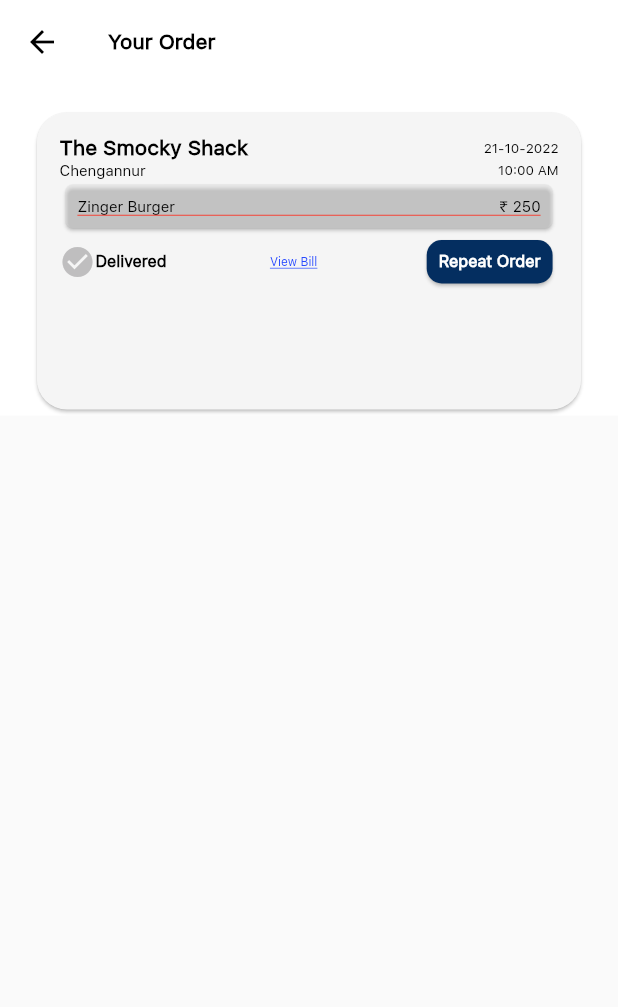
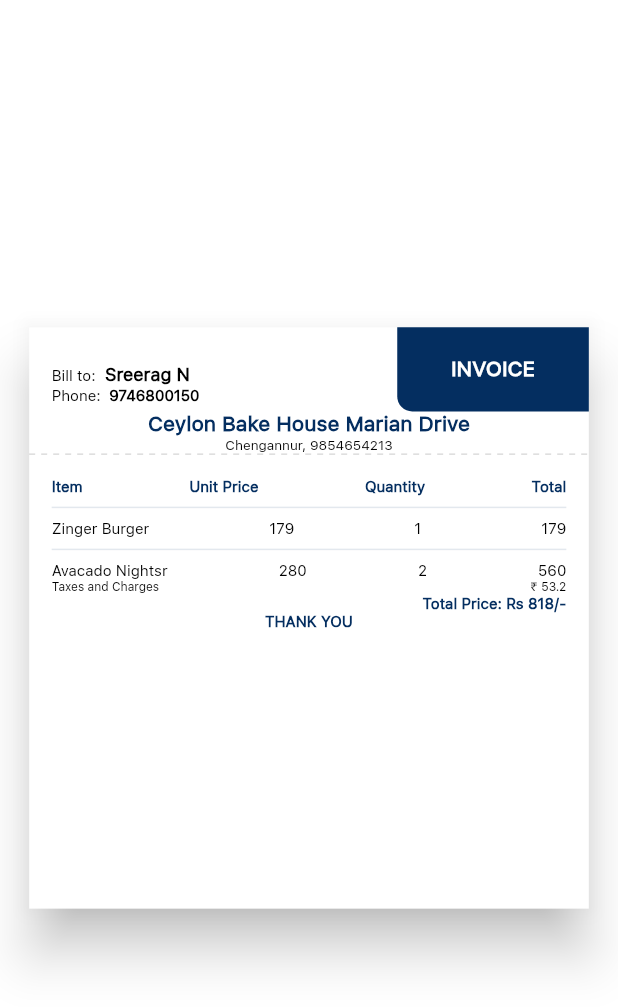
Before and after one commit to jyothir10/eatplek, a Flutter app: the screen it shows after launch, on a phone screen of 412 x 824 dp. Shown: the top 1007 px of the screen. Run offline on Flutter 3.47's test engine with Material 2 defaults, Android fonts, the phone set to English and light mode, and no system bars; drawn by our look-alikes of dotted_line; our stand-ins replace easy_splash_screen, flutter_styled_toast, pin_code_fields, toast.

Commit message:
InvoiceScreen.dart

```diff
--- /dev/null
+++ b/lib/Components/OrderHistoryListCard.dart
@@ -0,0 +1,49 @@
+import 'package:flutter/material.dart';
+
+class OrderHistoryListCard extends StatelessWidget {
+  final String name;
+  final String rate;
+  const OrderHistoryListCard({
+    Key? key,
+    required this.name,
+    required this.rate
+  }) : super(key: key);
+
+  @override
+  Widget build(BuildContext context) {
+    return Column(
+      children: [
+        Padding(
+          padding: const EdgeInsets.symmetric(vertical: 10),
+          child: Row(
+            mainAxisAlignment: MainAxisAlignment.spaceBetween,
+            children: [
+              // Zinger Burger
+              Text(name,
+                  style: const TextStyle(
+                      color: Color(0xff000000),
+                      fontWeight: FontWeight.w400,
+                      fontFamily: "SFUIText",
+                      fontStyle: FontStyle.normal,
+                      fontSize: 10.0),
+                  textAlign: TextAlign.left),
+              // ₹ 250
+              Text(rate,
+                  style: const TextStyle(
+                      color: Color(0xff000000),
+                      fontWeight: FontWeight.w400,
+                      fontFamily: "SFUIText",
+                      fontStyle: FontStyle.normal,
+                      fontSize: 10.0),
+                  textAlign: TextAlign.left)
+            ],
+          ),
+        ),
+        const Divider(
+          height: 1,
+          color: Color(0xff0f000000),
+        ),
+      ],
+    );
+  }
+}
--- /dev/null
+++ b/lib/Screens/InvoiceScreen.dart
@@ -0,0 +1,345 @@
+import 'package:flutter/material.dart';
+import 'package:dotted_line/dotted_line.dart';
+
+class InvoiceScreen extends StatefulWidget {
+  static const String id = '/invoice';
+  const InvoiceScreen({Key? key}) : super(key: key);
+
+  @override
+  State<InvoiceScreen> createState() => _InvoiceScreenState();
+}
+
+class _InvoiceScreenState extends State<InvoiceScreen> {
+  @override
+  Widget build(BuildContext context) {
+    return SafeArea(
+      child: Container(
+        color: Colors.white,
+        child: Center(
+          child: SizedBox(
+            height: MediaQuery.of(context).size.height * .48,
+            width: MediaQuery.of(context).size.width * .925,
+            child: Card(
+              elevation: 15,
+              color: Colors.white,
+              shape: RoundedRectangleBorder(
+                borderRadius: BorderRadius.circular(0),
+              ),
+              child: Column(
+                children: [
+                  Row(
+                    mainAxisAlignment: MainAxisAlignment.spaceBetween,
+                    children: [
+                      Padding(
+                        padding: const EdgeInsets.only(left: 15),
+                        child: Column(
+                          crossAxisAlignment: CrossAxisAlignment.start,
+                          children: [
+                            const SizedBox(
+                              height: 20,
+                            ),
+                            Row(
+                              children: const [
+                                // Bill to:
+                                Text("Bill to: ",
+                                    style: TextStyle(
+                                        color: Color(0xff000000),
+                                        fontWeight: FontWeight.w400,
+                                        fontFamily: "SFUIText",
+                                        fontStyle: FontStyle.normal,
+                                        fontSize: 10.0),
+                                    textAlign: TextAlign.left),
+                                // Sreerag N
+                                Text(" Sreerag N",
+                                    style: TextStyle(
+                                        color: Color(0xff000000),
+                                        fontWeight: FontWeight.w600,
+                                        fontFamily: "SFUIText",
+                                        fontStyle: FontStyle.normal,
+                                        fontSize: 12.0),
+                                    textAlign: TextAlign.left)
+                              ],
+                            ),
+                            Row(
+                              children: const [
+                                // Phone:
+                                Text("Phone: ",
+                                    style: TextStyle(
+                                        color: Color(0xff000000),
+                                        fontWeight: FontWeight.w400,
+                                        fontFamily: "SFUIText",
+                                        fontStyle: FontStyle.normal,
+                                        fontSize: 10.0),
+                                    textAlign: TextAlign.left),
+                                // 9746800150
+                                Text(" 9746800150",
+                                    style: TextStyle(
+                                        color: const Color(0xff000000),
+                                        fontWeight: FontWeight.w600,
+                                        fontFamily: "SFUIText",
+                                        fontStyle: FontStyle.normal,
+                                        fontSize: 10.0),
+                                    textAlign: TextAlign.left),
+                              ],
+                            ),
+                          ],
+                        ),
+                      ),
+                      Container(
+                        decoration: const BoxDecoration(
+                          color: Color(0xff042e60),
+                          borderRadius: BorderRadius.only(
+                            bottomLeft: Radius.circular(10),
+                          ),
+                        ),
+                        height: MediaQuery.of(context).size.height * .068,
+                        width: MediaQuery.of(context).size.width * .31,
+                        child: const Center(
+                          child: Text("INVOICE",
+                              style: TextStyle(
+                                  color: Color(0xffffffff),
+                                  fontWeight: FontWeight.w700,
+                                  fontFamily: "SFUIText",
+                                  fontStyle: FontStyle.normal,
+                                  fontSize: 14.0),
+                              textAlign: TextAlign.left),
+                        ),
+                      ),
+                    ],
+                  ),
+                  const Text("Ceylon Bake House Marian Drive",
+                      style: TextStyle(
+                          color: Color(0xff042e60),
+                          fontWeight: FontWeight.w700,
+                          fontFamily: "SFUIText",
+                          fontStyle: FontStyle.normal,
+                          fontSize: 14.0),
+                      textAlign:
+                          TextAlign.left), // Ceylon Bake House Marian Drive
+                  Row(
+                    mainAxisAlignment: MainAxisAlignment.center,
+                    children: const [
+                      Text("Chengannur, ",
+                          style: TextStyle(
+                              color: Color(0xff000000),
+                              fontWeight: FontWeight.w400,
+                              fontFamily: "SFUIText",
+                              fontStyle: FontStyle.normal,
+                              fontSize: 9.0),
+                          textAlign: TextAlign.left),
+                      // 9854654213
+                      Text("9854654213",
+                          style: TextStyle(
+                              color: Color(0xff000000),
+                              fontWeight: FontWeight.w400,
+                              fontFamily: "SFUIText",
+                              fontStyle: FontStyle.normal,
+                              fontSize: 9.0),
+                          textAlign: TextAlign.left)
+                    ],
+                  ), // Chengannur,
+                  const DottedLine(
+                    direction: Axis.horizontal,
+                    dashColor: Color(0xff23000000),
+                  ),
+                  Padding(
+                    padding: const EdgeInsets.all(15.0),
+                    child: Column(
+                      children: [
+                        Row(
+                          mainAxisAlignment: MainAxisAlignment.spaceBetween,
+                          children: const [
+                            Text("Item",
+                                style: TextStyle(
+                                    color: Color(0xff042e60),
+                                    fontWeight: FontWeight.w600,
+                                    fontFamily: "SFUIText",
+                                    fontStyle: FontStyle.normal,
+                                    fontSize: 10.0),
+                                textAlign: TextAlign.left), // Item
+                            Text("Unit Price",
+                                style: TextStyle(
+                                    color: Color(0xff042e60),
+                                    fontWeight: FontWeight.w600,
+                                    fontFamily: "SFUIText",
+                                    fontStyle: FontStyle.normal,
+                                    fontSize: 10.0),
+                                textAlign: TextAlign.left), // Unit Price
+                            Text("Quantity",
+                                style: const TextStyle(
+                                    color: const Color(0xff042e60),
+                                    fontWeight: FontWeight.w600,
+                                    fontFamily: "SFUIText",
+                                    fontStyle: FontStyle.normal,
+                                    fontSize: 10.0),
+                                textAlign: TextAlign.left), // Quantity
+                            Text("Total",
+                                style: const TextStyle(
+                                    color: const Color(0xff042e60),
+                                    fontWeight: FontWeight.w600,
+                                    fontFamily: "SFUIText",
+                                    fontStyle: FontStyle.normal,
+                                    fontSize: 10.0),
+                                textAlign: TextAlign.left), // Total
+                          ],
+                        ),
+                        const Divider(
+                          color: Color(0xff1c042e60),
+                          thickness: 1,
+                        ),
+                        Row(
+                          mainAxisAlignment: MainAxisAlignment.spaceBetween,
+                          children: const [
+                            Text("Zinger Burger",
+                                style: TextStyle(
+                                    color: Color(0xff000000),
+                                    fontWeight: FontWeight.w400,
+                                    fontFamily: "SFUIText",
+                                    fontStyle: FontStyle.normal,
+                                    fontSize: 10.0),
+                                textAlign: TextAlign.left), // Zinger Burger
+                            Text("179",
+                                style: TextStyle(
+                                    color: Color(0xff000000),
+                                    fontWeight: FontWeight.w400,
+                                    fontFamily: "SFUIText",
+                                    fontStyle: FontStyle.normal,
+                                    fontSize: 10.0),
+                                textAlign: TextAlign.left), // 179
+                            Text("1",
+                                style: TextStyle(
+                                    color: const Color(0xff000000),
+                                    fontWeight: FontWeight.w400,
+                                    fontFamily: "SFUIText",
+                                    fontStyle: FontStyle.normal,
+                                    fontSize: 10.0),
+                                textAlign: TextAlign.left), // 1
+                            Text("179",
+                                style: const TextStyle(
+                                    color: const Color(0xff000000),
+                                    fontWeight: FontWeight.w400,
+                                    fontFamily: "SFUIText",
+                                    fontStyle: FontStyle.normal,
+                                    fontSize: 10.0),
+                                textAlign: TextAlign.left)// 179
+                          ],
+                        ),
+                        const Divider(
+                          color: Color(0xff1c042e60),
+                          thickness: 1,
+                        ),
+                        Row(
+                          mainAxisAlignment: MainAxisAlignment.spaceBetween,
+                          children: const [
+                            Text("Avacado Nightsr",
+                                style: TextStyle(
+                                    color: Color(0xff000000),
+                                    fontWeight: FontWeight.w400,
+                                    fontFamily: "SFUIText",
+                                    fontStyle: FontStyle.normal,
+                                    fontSize: 10.0),
+                                textAlign: TextAlign.left), // Zinger Burger
+                            Text("280",
+                                style: TextStyle(
+                                    color: Color(0xff000000),
+                                    fontWeight: FontWeight.w400,
+                                    fontFamily: "SFUIText",
+                                    fontStyle: FontStyle.normal,
+                                    fontSize: 10.0),
+                                textAlign: TextAlign.left), // 179
+                            Text("2",
+                                style: TextStyle(
+                                    color: const Color(0xff000000),
+                                    fontWeight: FontWeight.w400,
+                                    fontFamily: "SFUIText",
+                                    fontStyle: FontStyle.normal,
+                                    fontSize: 10.0),
+                                textAlign: TextAlign.left), // 1
+                            Text("560",
+                                style: TextStyle(
+                                    color: const Color(0xff000000),
+                                    fontWeight: FontWeight.w400,
+                                    fontFamily: "SFUIText",
+                                    fontStyle: FontStyle.normal,
+                                    fontSize: 10.0),
+                                textAlign: TextAlign.left)// 179
+                          ],
+                        ),
+                        Row(
+                          mainAxisAlignment: MainAxisAlignment.spaceBetween,
+                          children: const [
+                            Text(
+                                "Taxes and Charges",
+                                style: TextStyle(
+                                    color:  Color(0xff000000),
+                                    fontWeight: FontWeight.w500,
+                                    fontFamily: "SFUIText",
+                                    fontStyle:  FontStyle.normal,
+                                    fontSize: 8.0
+                                ),
+                                textAlign: TextAlign.left
+                            ),// Taxes and Charges
+                            Text(
+                                "₹ 53.2",
+                                style: TextStyle(
+                                    color:  Color(0xff000000),
+                                    fontWeight: FontWeight.w500,
+                                    fontFamily: "SFUIText",
+                                    fontStyle:  FontStyle.normal,
+                                    fontSize: 8.0
+                                ),
+                                textAlign: TextAlign.left
+                            ),// ₹ 53.2
+                          ],
+                        ),
+                        Row(
+                          mainAxisAlignment: MainAxisAlignment.end,
+                          children: const [
+                            Text(
+                                "Total Price: Rs ",
+                                style: TextStyle(
+                                    color:  Color(0xff042e60),
+                                    fontWeight: FontWeight.w700,
+                                    fontFamily: "SFUIText",
+                                    fontStyle:  FontStyle.normal,
+                                    fontSize: 10.0
+                                ),
+                                textAlign: TextAlign.left
+                            ),
+                            Text(
+                                "818/-",
+                                style: TextStyle(
+                                    color:  Color(0xff042e60),
+                                    fontWeight: FontWeight.w700,
+                                    fontFamily: "SFUIText",
+                                    fontStyle:  FontStyle.normal,
+                                    fontSize: 10.0
+                                ),
+                                textAlign: TextAlign.left
+                            ),// Total Price: Rs 818/-
+                          ],
+                        ),
+                        // THANK YOU
+                        const Text(
+                            "THANK YOU",
+                            style: TextStyle(
+                                color:  Color(0xff042e60),
+                                fontWeight: FontWeight.w900,
+                                fontFamily: "SFUIText",
+                                fontStyle:  FontStyle.normal,
+                                fontSize: 10.0
+                            ),
+                            textAlign: TextAlign.left
+                        )
+                      ],
+                    ),
+                  )
+                ],
+              ),
+            ),
+          ),
+        ),
+      ),
+    );
+  }
+}
--- a/lib/Screens/OrderHistoryScreen.dart
+++ b/lib/Screens/OrderHistoryScreen.dart
@@ -1,4 +1,5 @@
 import 'package:flutter/material.dart';
+import 'package:eatplek/Components/OrderHistoryListCard.dart';
 
 class OrderHistoryScreen extends StatefulWidget {
   static const String id = '/history';
@@ -41,7 +42,7 @@ class _OrderHistoryScreenState extends State<OrderHistoryScreen> {
               Padding(
                 padding: const EdgeInsets.only(top: 15),
                 child: Container(
-                  height: MediaQuery.of(context).size.height * .25,
+                  height: MediaQuery.of(context).size.height * .27,
                   width: MediaQuery.of(context).size.width * .9,
                   child: Card(
                     shape: RoundedRectangleBorder(
@@ -51,6 +52,9 @@ class _OrderHistoryScreenState extends State<OrderHistoryScreen> {
                     child: Padding(
                       padding: const EdgeInsets.all(15.0),
                       child: Column(
+                        mainAxisAlignment: MainAxisAlignment.spaceAround,
+                        children: [
+                          Column(
                             children: [
                               Row(
                                 mainAxisAlignment: MainAxisAlignment.spaceBetween,
@@ -99,46 +103,24 @@ class _OrderHistoryScreenState extends State<OrderHistoryScreen> {
                                       textAlign: TextAlign.left),
                                 ],
                               ),
+                            ],
+                          ),
                           Card(
-                            color: const Color(0xff57e0e0e0),
+                            color: const Color(0xffeeeeee),
                             shape: RoundedRectangleBorder(
                               borderRadius: BorderRadius.circular(5),
                             ),
                             child: Padding(
-                              padding: const EdgeInsets.all(8.0),
+                              padding: const EdgeInsets.symmetric(horizontal: 8),
                               child: Column(
-                                children: [
-                                  Row(
-                                    mainAxisAlignment: MainAxisAlignment.spaceBetween,
                                 children: const [
-                                      // Zinger Burger
-                                      Text(
-                                          "Zinger Burger",
-                                          style: TextStyle(
-                                              color:  const Color(0xff000000),
-                                              fontWeight: FontWeight.w400,
-                                              fontFamily: "SFUIText",
-                                              fontStyle:  FontStyle.normal,
-                                              fontSize: 10.0
+                                  OrderHistoryListCard(
+                                    name: "Zinger Burger",
+                                    rate: "₹ 250",
                                   ),
-                                          textAlign: TextAlign.left
-                                      ),
-                                      // ₹ 250
-                                      Text(
-                                          "₹ 250",
-                                          style: TextStyle(
-                                              color:  const Color(0xff000000),
-                                              fontWeight: FontWeight.w400,
-                                              fontFamily: "SFUIText",
-                                              fontStyle:  FontStyle.normal,
-                                              fontSize: 10.0
-                                          ),
-                                          textAlign: TextAlign.left
-                                      )
-                                  ],),
-                                  const Divider(
-                                    height: 1,
-                                    color: Colors.red,
+                                  OrderHistoryListCard(
+                                    name: "Zinger Burger",
+                                    rate: "₹ 250",
                                   ),
                                 ],
                               ),
@@ -148,14 +130,14 @@ class _OrderHistoryScreenState extends State<OrderHistoryScreen> {
                             mainAxisAlignment: MainAxisAlignment.spaceBetween,
                             children: [
                               Row(
-                                children: [
+                                children: const [
                                   Icon(
                                     Icons.check_circle_sharp,
                                     color: Color(0xffbfbebf),
                                   ),
                                   Text("Delivered",
                                       style: TextStyle(
-                                          color: const Color(0xff000000),
+                                          color: Color(0xff000000),
                                           fontWeight: FontWeight.w600,
                                           fontFamily: "SFUIText",
                                           fontStyle: FontStyle.normal,
--- a/lib/main.dart
+++ b/lib/main.dart
@@ -1,6 +1,7 @@
 import 'package:eatplek/Screens/DashBoardScreen.dart';
 import 'package:eatplek/Screens/EditProfileScreen.dart';
 import 'package:eatplek/Screens/FeedbackScreen.dart';
+import 'package:eatplek/Screens/InvoiceScreen.dart';
 import 'package:eatplek/Screens/LoginScreen.dart';
 import 'package:eatplek/Screens/NotificationScreen.dart';
 import 'package:eatplek/Screens/OnboardingScreen.dart';
@@ -21,7 +22,7 @@ class MyApp extends StatelessWidget {
   Widget build(BuildContext context) {
     return MaterialApp(
         debugShowCheckedModeBanner: false,
-        initialRoute: OrderHistoryScreen.id,
+        initialRoute: InvoiceScreen.id,
         routes: {
           OnboardingScreen.id: (context) => OnboardingScreen(),
           LoginScreen.id: (context) => LoginScreen(),
@@ -33,6 +34,7 @@ class MyApp extends StatelessWidget {
           DashBoardScreen.id: (context) => DashBoardScreen(),
           NotificationScreen.id: (context) => NotificationScreen(),
           OrderHistoryScreen.id: (context) => OrderHistoryScreen(),
+          InvoiceScreen.id: (context) => InvoiceScreen(),
         });
   }
 }
--- a/pubspec.yaml
+++ b/pubspec.yaml
@@ -39,6 +39,8 @@ dependencies:
   easy_splash_screen: ^1.0.3
   flutter_svg: ^1.1.0
   pin_code_fields: ^7.4.0
+  dotted_line: ^3.1.0
+
 
 dev_dependencies:
   flutter_test:
```
Also changed, not shown: pubspec.lock. Lines whose indentation alone changed are shown as unchanged.
